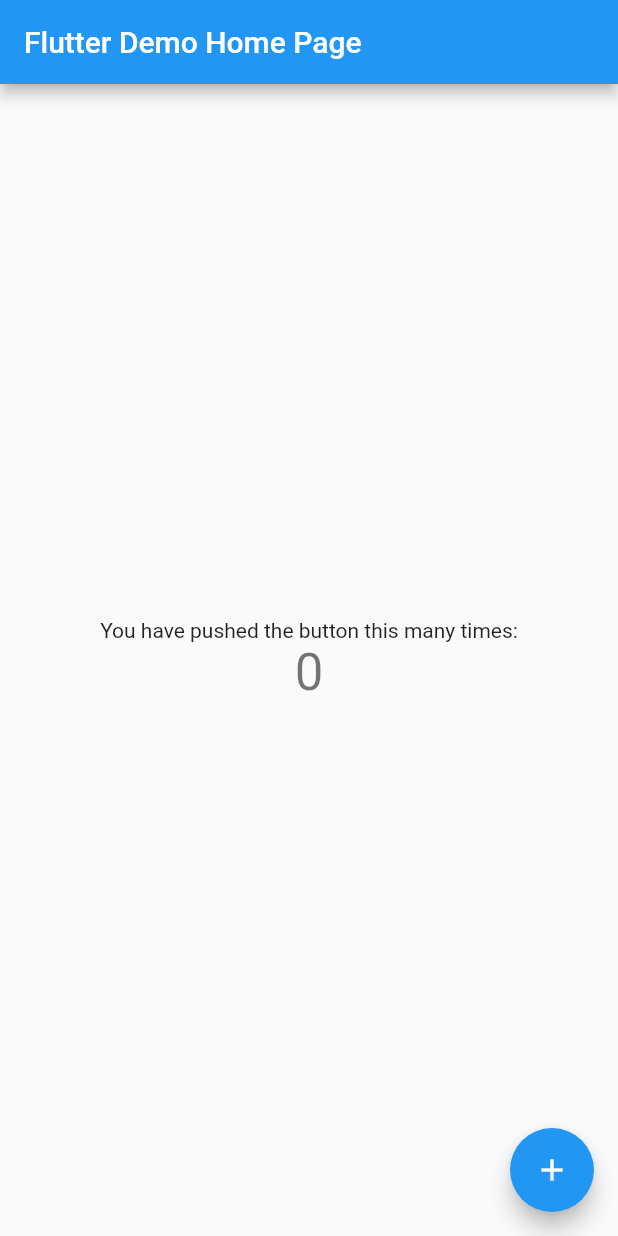
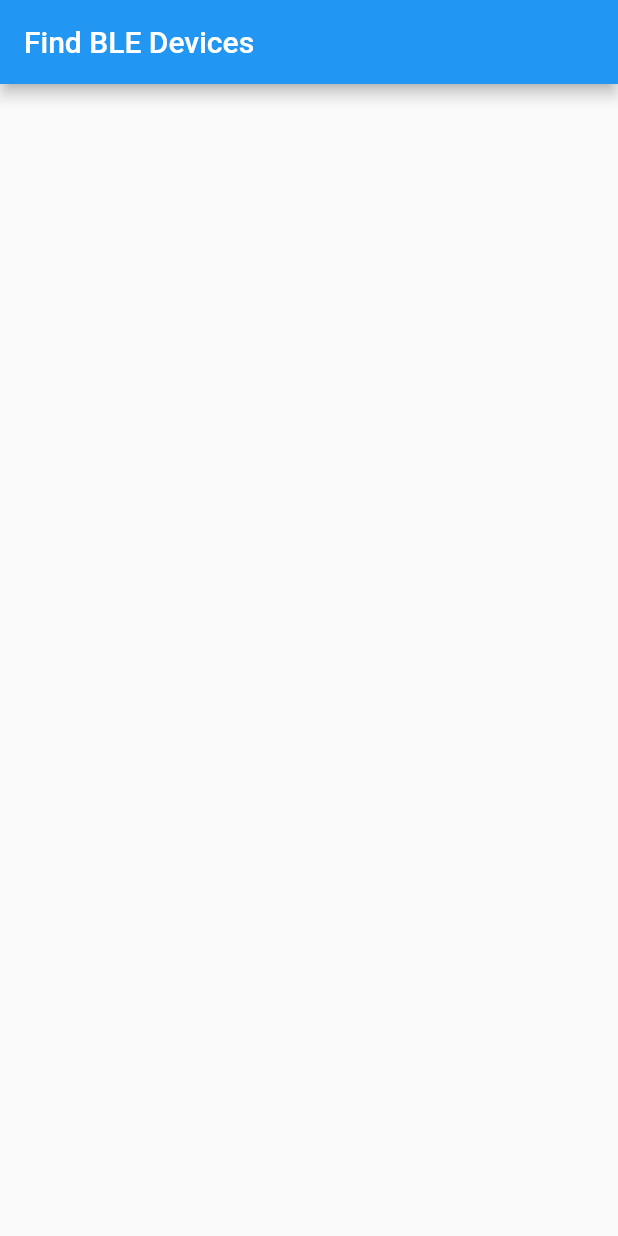
Before and after one commit to alwint3r/bletter, a Flutter app: the screen it shows after launch, on a phone screen of 412 x 824 dp. Run offline on Flutter 3.47's test engine with Material 2 defaults, Android fonts, the phone set to English and light mode, and no system bars; our stand-ins replace flutter_blue.

Commit message:
added bluetooth off and find devices screen

```diff
--- a/lib/main.dart
+++ b/lib/main.dart
@@ -1,4 +1,7 @@
+import 'package:bletter/screens/bluetooth_off.screen.dart';
+import 'package:bletter/screens/find_devices.screen.dart';
 import 'package:flutter/material.dart';
+import 'package:flutter_blue/flutter_blue.dart';
 
 void main() {
   runApp(const MyApp());
@@ -15,54 +18,19 @@
       theme: ThemeData(
         primarySwatch: Colors.blue,
       ),
-      home: const MyHomePage(title: 'Flutter Demo Home Page'),
+      home: StreamBuilder<BluetoothState>(
+        stream: FlutterBlue.instance.state,
+        initialData: BluetoothState.unknown,
+        builder: (context, snapshot) {
+          final state = snapshot.data;
+          if (state == BluetoothState.on) {
+            return const FindDevicesScreen();
+          }
+
+          return const BluetoothOffScreen();
+        },
+      ),
       debugShowCheckedModeBanner: false,
     );
   }
 }
-
-class MyHomePage extends StatefulWidget {
-  const MyHomePage({Key? key, required this.title}) : super(key: key);
-  final String title;
-
-  @override
-  State<MyHomePage> createState() => _MyHomePageState();
-}
-
-class _MyHomePageState extends State<MyHomePage> {
-  int _counter = 0;
-
-  void _incrementCounter() {
-    setState(() {
-      _counter++;
-    });
-  }
-
-  @override
-  Widget build(BuildContext context) {
-    return Scaffold(
-      appBar: AppBar(
-        title: Text(widget.title),
-      ),
-      body: Center(
-        child: Column(
-          mainAxisAlignment: MainAxisAlignment.center,
-          children: <Widget>[
-            const Text(
-              'You have pushed the button this many times:',
-            ),
-            Text(
-              '$_counter',
-              style: Theme.of(context).textTheme.headline4,
-            ),
-          ],
-        ),
-      ),
-      floatingActionButton: FloatingActionButton(
-        onPressed: _incrementCounter,
-        tooltip: 'Increment',
-        child: const Icon(Icons.add),
-      ), // This trailing comma makes auto-formatting nicer for build methods.
-    );
-  }
-}
--- /dev/null
+++ b/lib/screens/find_devices.screen.dart
@@ -0,0 +1,17 @@
+import 'package:flutter/material.dart';
+import 'package:flutter/src/foundation/key.dart';
+import 'package:flutter/src/widgets/framework.dart';
+
+class FindDevicesScreen extends StatelessWidget {
+  const FindDevicesScreen({Key? key}) : super(key: key);
+
+  @override
+  Widget build(BuildContext context) {
+    return Scaffold(
+      appBar: AppBar(
+        title: const Text('Find BLE Devices'),
+        actions: const [],
+      ),
+    );
+  }
+}
```
Also changed, not shown: lib/helpers/bluetooth_state_string.dart (added, +20 -0 lines), lib/screens/bluetooth_off.screen.dart (added, +35 -0 lines).
